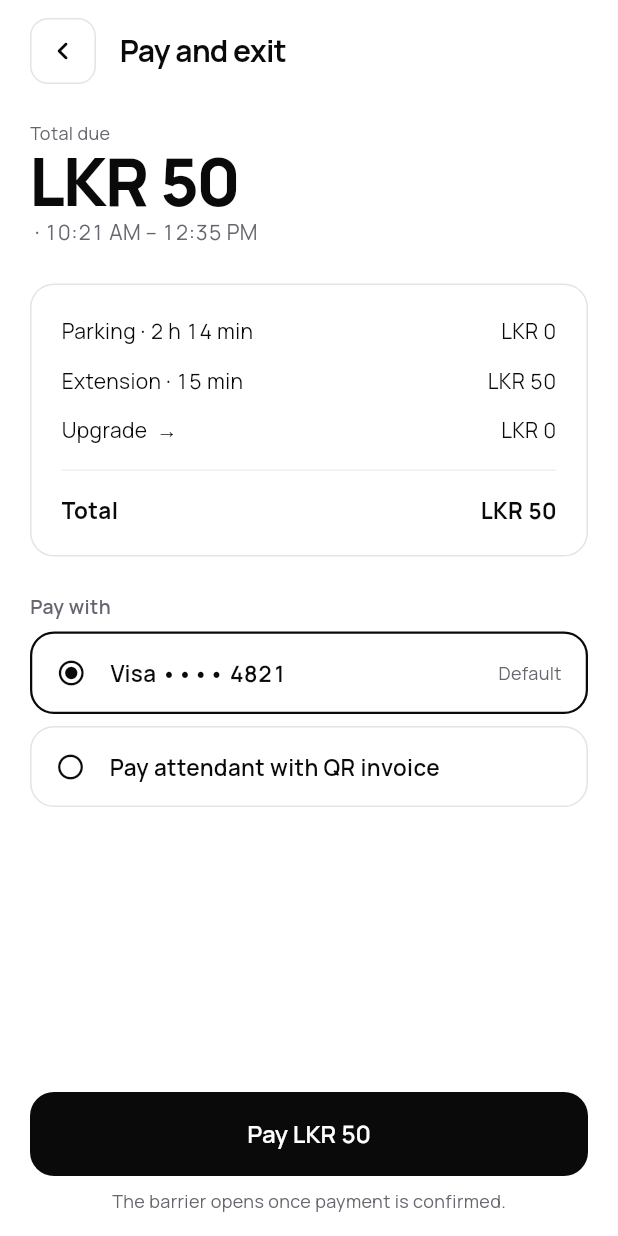
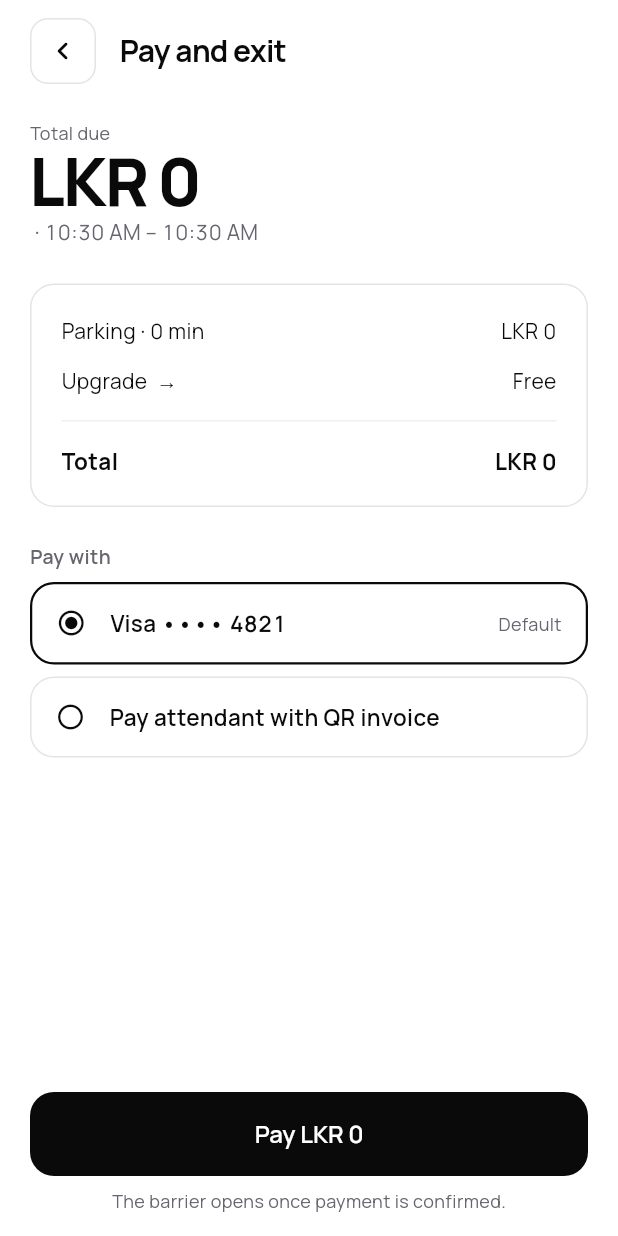
Before and after one commit to Anuk-Cooray/SPS-Android, a Flutter app: the PayAndExitScreen screen opened directly with empty values, on a phone screen of 412 x 824 dp. Run offline on Flutter 3.47's test engine with Material 3 defaults, Android fonts, the phone set to English and light mode, and no system bars; our stand-ins replace cloud_firestore, firebase_auth, firebase_core, flutter_map, google_fonts, latlong2 and 2 more; accounts and stored records are empty.

Commit message:
fix(ui): replace placeholder values with real booking data
- Pay & Exit charged a LKR 50 extension that never happened and always
  listed an upgrade; stay times were fixed text. Now: real check-in to
  checkout times, extension and upgrade rows only when they apply, the
  user's saved card (attendant QR only when none), radio semantics.
- Booking.parkingFeeFor: booked fee plus started overtime hours; Parked
  "Fee so far" and checkout use the same rule.
- Parked: walking distance from the slot's real data; Directions opens
  the lot in Maps instead of a placeholder snackbar.
- Late arrival: countdown from the real remaining hold (was always 4:59)
  and live ETA.
- Profile no longer shows a fake Visa card when none is saved.

Co-Authored-By: Claude Opus 5.5 <noreply@anthropic.com>

```diff
--- a/lib/data/models/booking_model.dart
+++ b/lib/data/models/booking_model.dart
@@ -150,6 +150,18 @@ class Booking {
       return false;
     }
     return DateTime.now().isAfter(effectiveHoldDeadline);
+  }
+
+  /// Hourly rate implied by the booked duration and fee.
+  int get hourlyRate => durationHours > 0 ? (estimatedFee / durationHours).round() : estimatedFee;
+
+  /// Parking fee for a stay of [parked]: the booked fee, plus every started hour
+  /// beyond the booked duration at [hourlyRate]. Extensions are billed separately.
+  int parkingFeeFor(Duration parked) {
+    final minutes = parked.isNegative ? 0 : parked.inMinutes;
+    final startedHours = minutes == 0 ? 1 : (minutes / 60).ceil();
+    final overtimeHours = startedHours - durationHours;
+    return overtimeHours > 0 ? estimatedFee + overtimeHours * hourlyRate : estimatedFee;
   }
 
   bool get isActive =>
--- a/lib/features/billing/pay_and_exit_screen.dart
+++ b/lib/features/billing/pay_and_exit_screen.dart
@@ -1,7 +1,10 @@
 import 'package:flutter/material.dart';
+import 'package:intl/intl.dart';
+import 'package:provider/provider.dart';
 import '../../core/theme/app_theme.dart';
 import '../../core/widgets/app_buttons.dart';
 import '../../data/models/booking_model.dart';
+import '../../data/services/parking_state_manager.dart';
 
 class PayAndExitScreen extends StatefulWidget {
   final Booking booking;
@@ -20,13 +23,29 @@ class PayAndExitScreen extends StatefulWidget {
 class _PayAndExitScreenState extends State<PayAndExitScreen> {
   int _selectedPaymentMethod = 0; // 0: Card, 1: Attendant QR
   bool _isProcessing = false;
+  // Freeze the stay at the moment the driver opened checkout so the total doesn't drift
+  final DateTime _exitAt = DateTime.now();
+
+  static String _formatStay(Duration d) {
+    final h = d.inHours;
+    final m = d.inMinutes % 60;
+    if (h == 0) return '$m min';
+    return m == 0 ? '$h h' : '$h h $m min';
+  }
 
   @override
   Widget build(BuildContext context) {
     final c = context.colors;
-    final baseFee = widget.booking.estimatedFee;
-    final extFee = widget.booking.extensionFee > 0 ? widget.booking.extensionFee : 50;
+    final booking = widget.booking;
+    final parkedFrom = (booking.checkedInAt ?? booking.arrivalTime).toLocal();
+    final stay = _exitAt.isAfter(parkedFrom) ? _exitAt.difference(parkedFrom) : Duration.zero;
+    final baseFee = booking.parkingFeeFor(stay);
+    final extFee = booking.extensionFee;
     final totalDue = baseFee + extFee;
+    final card = context.watch<ParkingStateManager>().currentUser.defaultPaymentMethod;
+    final hasCard = card != null && card.isNotEmpty;
+    final method = hasCard ? _selectedPaymentMethod : 1;
+    final timeFmt = DateFormat('h:mm a');
 
     return Scaffold(
       backgroundColor: c.background,
@@ -81,7 +100,7 @@ class _PayAndExitScreenState extends State<PayAndExitScreen> {
               ),
               const SizedBox(height: 2),
               Text(
-                '${widget.booking.lotName} · 10:21 AM – 12:35 PM',
+                '${booking.lotName} · ${timeFmt.format(parkedFrom)} – ${timeFmt.format(_exitAt)}',
                 style: AppText.body.copyWith(color: c.textSecondary),
               ),
 
@@ -97,14 +116,18 @@ class _PayAndExitScreenState extends State<PayAndExitScreen> {
                 ),
                 child: Column(
                   children: [
-                    _buildInvoiceRow('Parking · 2 h 14 min', 'LKR $baseFee'),
+                    _buildInvoiceRow('Parking · ${_formatStay(stay)}', 'LKR $baseFee'),
+                    if (extFee > 0) ...[
                       const SizedBox(height: AppSpace.sm),
-                    _buildInvoiceRow('Extension · 15 min', 'LKR $extFee'),
+                      _buildInvoiceRow('Hold extension', 'LKR $extFee'),
+                    ],
+                    if (booking.originalSlotId != null) ...[
                       const SizedBox(height: AppSpace.sm),
                       _buildInvoiceRow(
-                      'Upgrade ${widget.booking.originalSlotId ?? 'A-06'} → ${widget.booking.slotId}',
-                      'LKR 0',
+                        'Upgrade ${booking.originalSlotId} → ${booking.slotId}',
+                        'Free',
                       ),
+                    ],
                     const SizedBox(height: AppSpace.md),
                     const Divider(),
                     const SizedBox(height: AppSpace.md),
@@ -127,7 +150,11 @@ class _PayAndExitScreenState extends State<PayAndExitScreen> {
               const SizedBox(height: AppSpace.xs),
 
               // Option 1: Saved card
-              GestureDetector(
+              if (hasCard) ...[
+              Semantics(
+                inMutuallyExclusiveGroup: true,
+                checked: method == 0,
+                child: GestureDetector(
                   onTap: () => setState(() => _selectedPaymentMethod = 0),
                   child: Container(
                     padding: const EdgeInsets.symmetric(
@@ -138,14 +165,14 @@ class _PayAndExitScreenState extends State<PayAndExitScreen> {
                       color: c.surface,
                       borderRadius: BorderRadius.circular(AppRadius.card),
                       border: Border.all(
-                      color: _selectedPaymentMethod == 0 ? c.textPrimary : c.border,
-                      width: _selectedPaymentMethod == 0 ? 1.5 : 1.0,
+                        color: method == 0 ? c.textPrimary : c.border,
+                        width: method == 0 ? 1.5 : 1.0,
                       ),
                     ),
                     child: Row(
                       children: [
                         Icon(
-                        _selectedPaymentMethod == 0
+                          method == 0
                               ? Icons.radio_button_checked_rounded
                               : Icons.radio_button_off_rounded,
                           color: c.textPrimary,
@@ -154,7 +181,7 @@ class _PayAndExitScreenState extends State<PayAndExitScreen> {
                         const SizedBox(width: AppSpace.md),
                         Expanded(
                           child: Text(
-                          'Visa •••• 4821',
+                            card,
                             style: AppText.title.copyWith(color: c.textPrimary),
                           ),
                         ),
@@ -166,11 +193,16 @@ class _PayAndExitScreenState extends State<PayAndExitScreen> {
                     ),
                   ),
                 ),
+              ),
 
               const SizedBox(height: AppSpace.xs),
+              ],
 
               // Option 2: Attendant QR
-              GestureDetector(
+              Semantics(
+                inMutuallyExclusiveGroup: true,
+                checked: method == 1,
+                child: GestureDetector(
                   onTap: () => setState(() => _selectedPaymentMethod = 1),
                   child: Container(
                     padding: const EdgeInsets.symmetric(
@@ -181,14 +213,14 @@ class _PayAndExitScreenState extends State<PayAndExitScreen> {
                       color: c.surface,
                       borderRadius: BorderRadius.circular(AppRadius.card),
                       border: Border.all(
-                      color: _selectedPaymentMethod == 1 ? c.textPrimary : c.border,
-                      width: _selectedPaymentMethod == 1 ? 1.5 : 1.0,
+                        color: method == 1 ? c.textPrimary : c.border,
+                        width: method == 1 ? 1.5 : 1.0,
                       ),
                     ),
                     child: Row(
                       children: [
                         Icon(
-                        _selectedPaymentMethod == 1
+                          method == 1
                               ? Icons.radio_button_checked_rounded
                               : Icons.radio_button_off_rounded,
                           color: c.textPrimary,
@@ -202,6 +234,7 @@ class _PayAndExitScreenState extends State<PayAndExitScreen> {
                           ),
                         ),
                       ],
+                    ),
                   ),
                 ),
               ),
--- a/lib/features/profile/profile_screen.dart
+++ b/lib/features/profile/profile_screen.dart
@@ -315,7 +315,7 @@ class ProfileScreen extends StatelessWidget {
                   ListTile(
                     title: Text('Payment methods', style: AppText.title.copyWith(color: c.textPrimary)),
                     trailing: Text(
-                      user.defaultPaymentMethod ?? 'Visa •••• 4821',
+                      user.defaultPaymentMethod ?? 'None saved',
                       style: AppText.body.copyWith(color: c.textSecondary),
                     ),
                   ),
```
Also changed, not shown: lib/features/barrier_checkin/parked_screen.dart (+42 -10 lines), lib/features/reoptimization/late_arrival_screen.dart (+11 -2 lines), 1 other file. Lines whose indentation alone changed are shown as unchanged.
